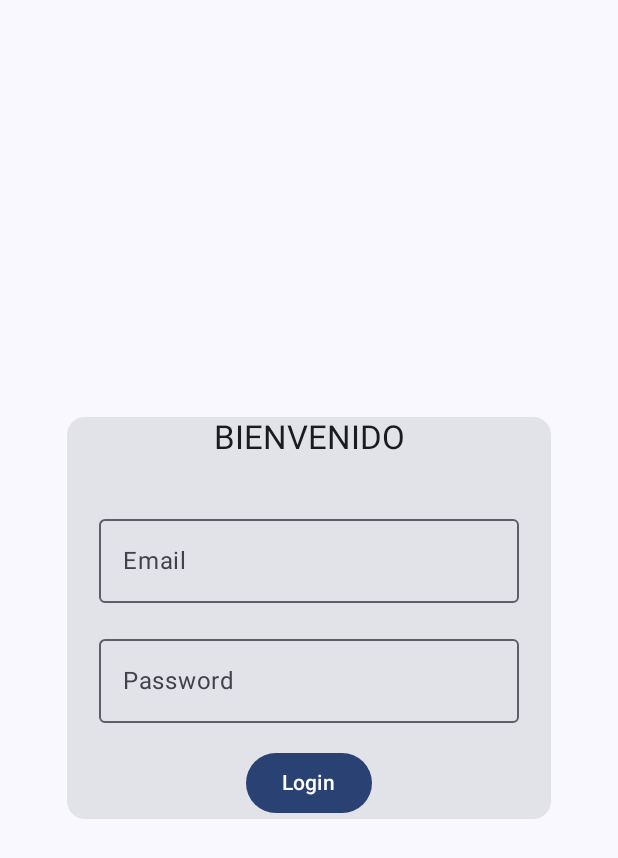
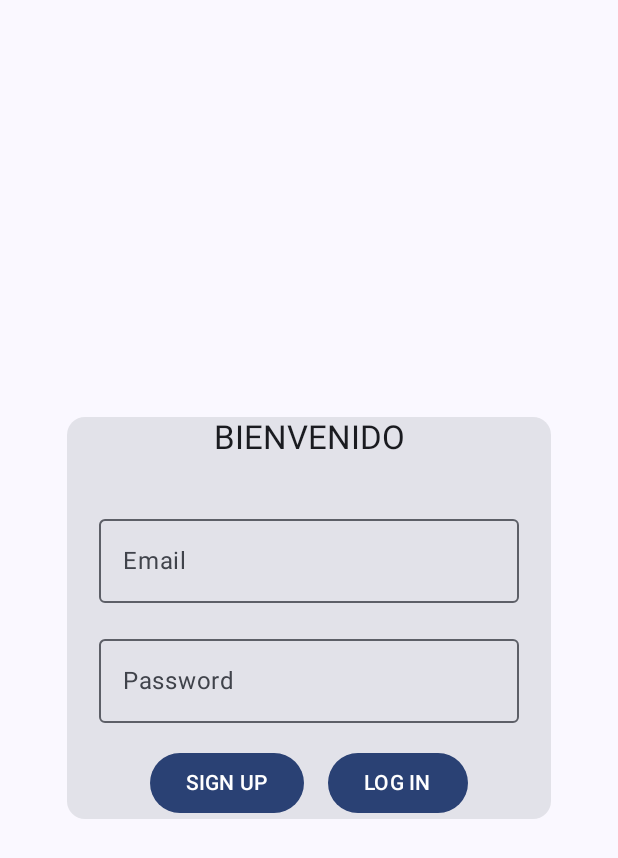
Before and after one commit to NahuelPerezNovoa/PPS-PrimerEntrega, an Android app built with Jetpack Compose: the screen it shows after launch (LoginActivity), on a phone screen of 412 x 824 dp. Shown: the top 858 px of the screen. Run offline under Robolectric (Android 15) with nearby library versions, the phone set to English and light mode, and no system bars; our stand-ins replace Firebase (no records; nobody signed in at launch, a user with empty details on screens opened directly).

```diff
--- a/app/build.gradle.kts
+++ b/app/build.gradle.kts
@@ -2,6 +2,7 @@ plugins {
     alias(libs.plugins.android.application)
     alias(libs.plugins.kotlin.android)
     alias(libs.plugins.kotlin.compose)
+    id("com.google.gms.google-services")
 }
 
 android {
@@ -57,5 +58,7 @@ dependencies {
     debugImplementation(libs.androidx.ui.tooling)
     debugImplementation(libs.androidx.ui.test.manifest)
 
-    implementation(libs.androidx.datastore.preferences)
+    // Import the BoM for the Firebase platform
+    implementation(platform("com.google.firebase:firebase-bom:33.12.0"))
+    implementation("com.google.firebase:firebase-auth")
 }
--- a/app/src/main/java/com/example/pps_primerentrega/presentantion/activities/LoginActivity.kt
+++ b/app/src/main/java/com/example/pps_primerentrega/presentantion/activities/LoginActivity.kt
@@ -8,6 +8,7 @@ import androidx.activity.compose.setContent
 import androidx.activity.enableEdgeToEdge
 import androidx.compose.foundation.layout.Arrangement
 import androidx.compose.foundation.layout.Column
+import androidx.compose.foundation.layout.Row
 import androidx.compose.foundation.layout.fillMaxSize
 import androidx.compose.foundation.layout.padding
 import androidx.compose.material3.Button
@@ -43,7 +44,7 @@ class LoginActivity : ComponentActivity() {
         viewModel = ViewModelProvider(this, factory)[SessionViewModel::class.java]
         viewModel.user.observe(this){
             Log.wtf("LoginActivity", "User: $it")
-            if(!it.isNullOrEmpty()){
+            if(it != null){
                 this.startActivity(Intent(this, MainActivity::class.java))
                 this.finish()
             }
@@ -54,11 +55,7 @@ class LoginActivity : ComponentActivity() {
                 Scaffold(modifier = Modifier.fillMaxSize()) { innerPadding ->
                     LoginView (
                         modifier = Modifier.padding(innerPadding),
-                        callback = { email:String, password:String ->
-                            CoroutineScope(Dispatchers.IO).launch {
-                                viewModel.login(email, password)
-                            }
-                        }
+                        viewModel = viewModel
                     )
                 }
             }
@@ -69,7 +66,7 @@ class LoginActivity : ComponentActivity() {
 
 
 @Composable
-fun LoginView(modifier: Modifier = Modifier, callback: (String, String) -> Unit) {
+fun LoginView(modifier: Modifier = Modifier, viewModel: SessionViewModel) {
     var email by rememberSaveable { mutableStateOf("") }
     var password by rememberSaveable { mutableStateOf("") }
      Column(
@@ -98,10 +95,21 @@ fun LoginView(modifier: Modifier = Modifier, callback: (String, String) -> Unit)
                      onValueChange = { password = it },
                      label = { Text("Password") }
                  )
-                 Button(onClick = {
-                     callback(email, password)
-                 }) {
-                     Text("Login")
+                 Row(horizontalArrangement = Arrangement.spacedBy(16.dp)) {
+                     Button(onClick = {
+                         CoroutineScope(Dispatchers.IO).launch {
+                             viewModel.signUp(email, password)
+                         }
+                     }) {
+                         Text("SIGN UP")
+                     }
+                     Button(onClick = {
+                         CoroutineScope(Dispatchers.IO).launch {
+                             viewModel.login(email, password)
+                         }
+                     }) {
+                         Text("LOG IN")
+                     }
                  }
              }
          }
--- a/app/src/main/java/com/example/pps_primerentrega/presentantion/activities/MainActivity.kt
+++ b/app/src/main/java/com/example/pps_primerentrega/presentantion/activities/MainActivity.kt
@@ -37,7 +37,7 @@ import kotlinx.coroutines.launch
         viewModel = ViewModelProvider(this, factory)[SessionViewModel::class.java]
         viewModel.user.observe(this){
             Log.wtf("MainActivity", "User: $it")
-            if(it.isNullOrEmpty()){
+            if(it == null){
                 this.startActivity(Intent(this, LoginActivity::class.java))
                 this.finish()
             }
@@ -47,7 +47,7 @@ import kotlinx.coroutines.launch
             PPSPrimerEntregaTheme {
                 Scaffold(modifier = Modifier.fillMaxSize()) { innerPadding ->
                     Greeting(
-                        name = viewModel.user.value ?: "Usuario",
+                        name = viewModel.user.value?.email ?: "Usuario",
                         modifier = Modifier.padding(innerPadding)
                     ) {
                         CoroutineScope(Dispatchers.IO).launch {
--- a/build.gradle.kts
+++ b/build.gradle.kts
@@ -3,4 +3,5 @@ plugins {
     alias(libs.plugins.android.application) apply false
     alias(libs.plugins.kotlin.android) apply false
     alias(libs.plugins.kotlin.compose) apply false
+    id("com.google.gms.google-services") version "4.4.2" apply false
 }
```
Also changed, not shown: app/src/main/java/com/example/pps_primerentrega/presentantion/viewmodels/SessionViewModel.kt (+47 -26 lines), 1 other file.
